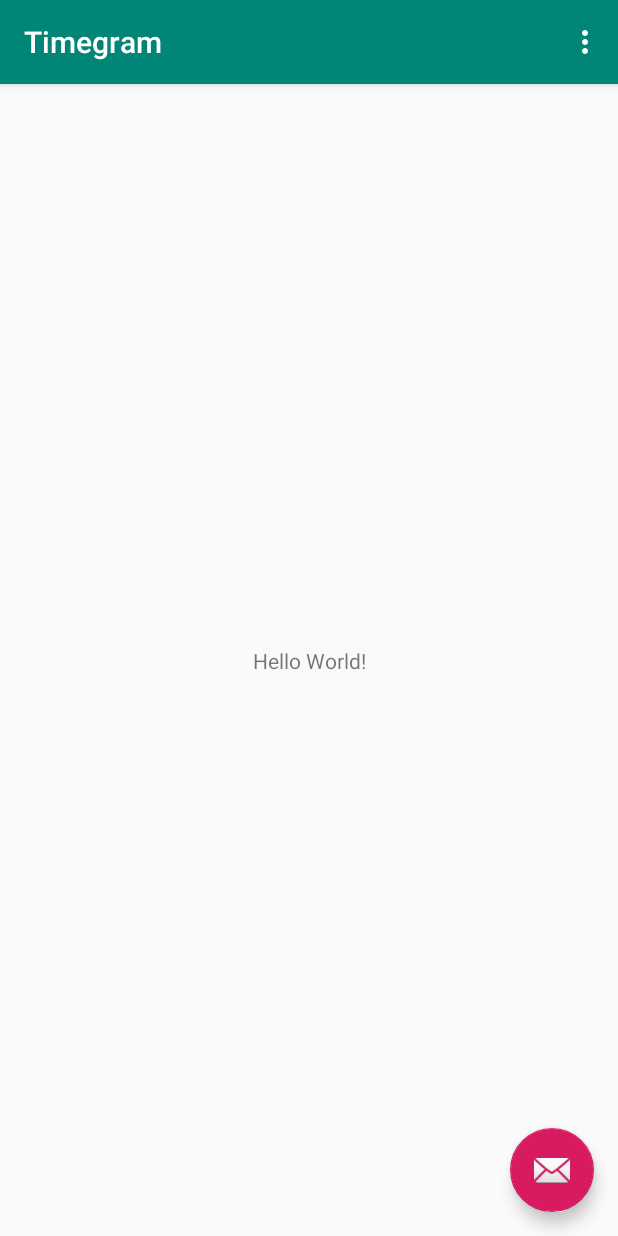
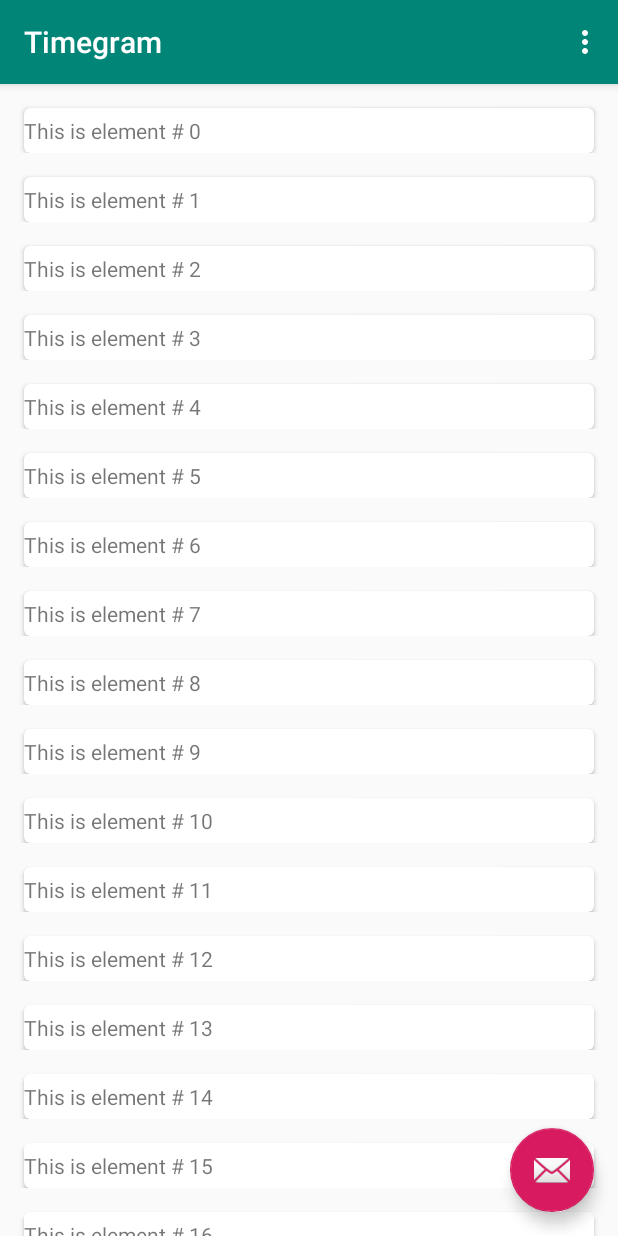
Before and after one commit to Juan7655/timegram, an Android app: the screen it shows after launch (MainActivity), on a phone screen of 412 x 824 dp. Run offline under Robolectric (Android 15) with nearby library versions, the phone set to English and light mode, and no system bars.

Commit message:
implemented cardView in main screen

```diff
--- a/app/build.gradle
+++ b/app/build.gradle
@@ -37,4 +37,5 @@ dependencies {
     //dependencies for Architecture components
     api 'android.arch.persistence.room:runtime:1.1.1-rc1'
     annotationProcessor "android.arch.persistence.room:compiler:1.1.1-rc1"
+    implementation 'com.android.support:cardview-v7:27.1.1'
 }
--- /dev/null
+++ b/app/src/main/java/com/example/juandavid/timegram/activities/CustomAdapter.kt
@@ -0,0 +1,57 @@
+import android.support.v7.widget.RecyclerView
+import android.util.Log
+import android.view.LayoutInflater
+import android.view.View
+import android.view.ViewGroup
+import android.widget.TextView
+
+import com.example.juandavid.timegram.R
+
+/**
+ * Provide views to RecyclerView with data from dataSet.
+ *
+ * Initialize the dataset of the Adapter.
+ *
+ * @param dataSet String[] containing the data to populate views to be used by RecyclerView.
+ */
+class CustomAdapter(private val dataSet: Array<String>) :
+        RecyclerView.Adapter<CustomAdapter.ViewHolder>() {
+
+    /**
+     * Provide a reference to the type of views that you are using (custom ViewHolder)
+     */
+    class ViewHolder(v: View) : RecyclerView.ViewHolder(v) {
+        val textView: TextView
+
+        init {
+            // Define click listener for the ViewHolder's View.
+            v.setOnClickListener { Log.d(TAG, "Element $adapterPosition clicked.") }
+            textView = v.findViewById(R.id.mtv)
+        }
+    }
+
+    // Create new views (invoked by the layout manager)
+    override fun onCreateViewHolder(viewGroup: ViewGroup, viewType: Int): ViewHolder {
+        // Create a new view.
+        val v = LayoutInflater.from(viewGroup.context)
+                .inflate(R.layout.text_row_item, viewGroup, false)
+
+        return ViewHolder(v)
+    }
+
+    // Replace the contents of a view (invoked by the layout manager)
+    override fun onBindViewHolder(viewHolder: ViewHolder, position: Int) {
+        Log.d(TAG, "Element $position set.")
+
+        // Get element from your dataset at this position and replace the contents of the view
+        // with that element
+        viewHolder.textView.text = dataSet[position]
+    }
+
+    // Return the size of your dataset (invoked by the layout manager)
+    override fun getItemCount() = dataSet.size
+
+    companion object {
+        private val TAG = "CustomAdapter"
+    }
+}
--- a/app/src/main/java/com/example/juandavid/timegram/activities/MainActivity.kt
+++ b/app/src/main/java/com/example/juandavid/timegram/activities/MainActivity.kt
@@ -2,14 +2,13 @@ package com.example.juandavid.timegram.activities
 
 import android.content.Intent
 import android.os.Bundle
-import android.support.design.widget.Snackbar
 import android.support.v7.app.AppCompatActivity
 import android.view.Menu
 import android.view.MenuItem
 import com.example.juandavid.timegram.R
-import com.shashank.sony.fancytoastlib.FancyToast
+import kotlinx.android.synthetic.main.activity_main.*
 
-import kotlinx.android.synthetic.main.activity_main.*
+import RecyclerViewFragment
 
 class MainActivity : AppCompatActivity() {
 
@@ -17,6 +16,11 @@ class MainActivity : AppCompatActivity() {
         super.onCreate(savedInstanceState)
         setContentView(R.layout.activity_main)
         setSupportActionBar(toolbar)
+
+        val transaction = supportFragmentManager.beginTransaction()
+        val fragment = RecyclerViewFragment()
+        transaction.replace(R.id.sample_content_fragment, fragment)
+        transaction.commit()
 
         fab.setOnClickListener { _ ->
             startActivity(Intent(this, EventActivity::class.java))
--- /dev/null
+++ b/app/src/main/java/com/example/juandavid/timegram/activities/RecyclerViewFragment.kt
@@ -0,0 +1,115 @@
+import android.os.Bundle
+import android.support.v4.app.Fragment
+import android.support.v7.widget.GridLayoutManager
+import android.support.v7.widget.LinearLayoutManager
+import android.support.v7.widget.RecyclerView
+import android.view.LayoutInflater
+import android.view.View
+import android.view.ViewGroup
+import com.example.juandavid.timegram.R
+
+/**
+ * Demonstrates the use of [RecyclerView] with a [LinearLayoutManager] and a
+ * [GridLayoutManager].
+ */
+class RecyclerViewFragment : Fragment() {
+
+    private lateinit var currentLayoutManagerType: LayoutManagerType
+    private lateinit var recyclerView: RecyclerView
+    private lateinit var layoutManager: RecyclerView.LayoutManager
+    private lateinit var dataset: Array<String>
+
+    enum class LayoutManagerType { GRID_LAYOUT_MANAGER, LINEAR_LAYOUT_MANAGER }
+
+    override fun onCreate(savedInstanceState: Bundle?) {
+        super.onCreate(savedInstanceState)
+
+        // Initialize dataset, this data would usually come from a local content provider or
+        // remote server.
+        initDataset()
+    }
+
+    override fun onCreateView(inflater: LayoutInflater,
+                              container: ViewGroup?,
+                              savedInstanceState: Bundle?): View? {
+        val rootView = inflater.inflate(R.layout.recycler_view_frag,
+                container, false).apply { tag = TAG}
+
+        recyclerView = rootView.findViewById(R.id.recyclerView)
+
+        // LinearLayoutManager is used here, this will layout the elements in a similar fashion
+        // to the way ListView would layout elements. The RecyclerView.LayoutManager defines how
+        // elements are laid out.
+        layoutManager = LinearLayoutManager(activity)
+
+        currentLayoutManagerType = LayoutManagerType.LINEAR_LAYOUT_MANAGER
+
+        if (savedInstanceState != null) {
+            // Restore saved layout manager type.
+            currentLayoutManagerType = savedInstanceState
+                    .getSerializable(KEY_LAYOUT_MANAGER) as LayoutManagerType
+        }
+        setRecyclerViewLayoutManager(currentLayoutManagerType)
+
+        // Set CustomAdapter as the adapter for RecyclerView.
+        recyclerView.adapter = CustomAdapter(dataset)
+
+        setRecyclerViewLayoutManager(LayoutManagerType.LINEAR_LAYOUT_MANAGER)
+
+        return rootView
+    }
+
+    /**
+     * Set RecyclerView's LayoutManager to the one given.
+     *
+     * @param layoutManagerType Type of layout manager to switch to.
+     */
+    private fun setRecyclerViewLayoutManager(layoutManagerType: LayoutManagerType) {
+        var scrollPosition = 0
+
+        // If a layout manager has already been set, get current scroll position.
+        if (recyclerView.layoutManager != null) {
+            scrollPosition = (recyclerView.layoutManager as LinearLayoutManager)
+                    .findFirstCompletelyVisibleItemPosition()
+        }
+
+        when (layoutManagerType) {
+            RecyclerViewFragment.LayoutManagerType.GRID_LAYOUT_MANAGER -> {
+                layoutManager = GridLayoutManager(activity, SPAN_COUNT)
+                currentLayoutManagerType = LayoutManagerType.GRID_LAYOUT_MANAGER
+            }
+            RecyclerViewFragment.LayoutManagerType.LINEAR_LAYOUT_MANAGER -> {
+                layoutManager = LinearLayoutManager(activity)
+                currentLayoutManagerType = LayoutManagerType.LINEAR_LAYOUT_MANAGER
+            }
+        }
+
+        with(recyclerView) {
+            layoutManager = this@RecyclerViewFragment.layoutManager
+            scrollToPosition(scrollPosition)
+        }
+
+    }
+
+    override fun onSaveInstanceState(savedInstanceState: Bundle) {
+
+        // Save currently selected layout manager.
+        savedInstanceState.putSerializable(KEY_LAYOUT_MANAGER, currentLayoutManagerType)
+        super.onSaveInstanceState(savedInstanceState)
+    }
+
+    /**
+     * Generates Strings for RecyclerView's adapter. This data would usually come
+     * from a local content provider or remote server.
+     */
+    private fun initDataset() {
+        dataset = Array(DATASET_COUNT, {i -> "This is element # $i"})
+    }
+
+    companion object {
+        private val TAG = "RecyclerViewFragment"
+        private val KEY_LAYOUT_MANAGER = "layoutManager"
+        private val SPAN_COUNT = 2
+        private val DATASET_COUNT = 60
+    }
+}
--- a/app/src/main/res/layout/content_main.xml
+++ b/app/src/main/res/layout/content_main.xml
@@ -1,5 +1,5 @@
 <?xml version="1.0" encoding="utf-8"?>
-<android.support.constraint.ConstraintLayout xmlns:android="http://schemas.android.com/apk/res/android"
+<LinearLayout xmlns:android="http://schemas.android.com/apk/res/android"
     xmlns:app="http://schemas.android.com/apk/res-auto"
     xmlns:tools="http://schemas.android.com/tools"
     android:layout_width="match_parent"
@@ -8,13 +8,9 @@
     tools:context=".activities.MainActivity"
     tools:showIn="@layout/activity_main">
 
-    <TextView
-        android:layout_width="wrap_content"
-        android:layout_height="wrap_content"
-        android:text="Hello World!"
-        app:layout_constraintBottom_toBottomOf="parent"
-        app:layout_constraintLeft_toLeftOf="parent"
-        app:layout_constraintRight_toRightOf="parent"
-        app:layout_constraintTop_toTopOf="parent" />
-
-</android.support.constraint.ConstraintLayout>
+    <FrameLayout
+        android:id="@+id/sample_content_fragment"
+        android:layout_weight="2"
+        android:layout_width="0dp"
+        android:layout_height="match_parent" />
+</LinearLayout>
--- /dev/null
+++ b/app/src/main/res/layout/recycler_view_frag.xml
@@ -0,0 +1,11 @@
+<?xml version="1.0" encoding="UTF-8"?>
+<LinearLayout xmlns:android="http://schemas.android.com/apk/res/android"
+    android:layout_width="match_parent"
+    android:layout_height="match_parent"
+    android:orientation="vertical">
+
+    <android.support.v7.widget.RecyclerView
+        android:id="@+id/recyclerView"
+        android:layout_width="match_parent"
+        android:layout_height="match_parent"/>
+</LinearLayout>
--- /dev/null
+++ b/app/src/main/res/layout/text_row_item.xml
@@ -0,0 +1,30 @@
+<?xml version="1.0" encoding="utf-8"?>
+<FrameLayout xmlns:android="http://schemas.android.com/apk/res/android"
+    android:layout_width="match_parent"
+    android:layout_height="wrap_content"
+    xmlns:tools="http://schemas.android.com/tools"
+    xmlns:app="http://schemas.android.com/apk/res-auto"
+    android:layout_marginLeft="@dimen/mtrl_card_spacing"
+    android:layout_marginRight="@dimen/mtrl_card_spacing"
+    android:gravity="center_vertical">
+
+    <android.support.v7.widget.CardView
+        android:layout_width="match_parent"
+        android:layout_height="wrap_content"
+        tools:layout_editor_absoluteX="8dp"
+        tools:layout_editor_absoluteY="115dp"
+        android:layout_marginTop="16dp"
+        android:layout_marginLeft="@dimen/mtrl_card_spacing"
+        android:layout_marginRight="@dimen/mtrl_card_spacing"
+        app:cardCornerRadius="4dp"
+        android:minHeight="30dp"
+        android:layout_gravity="center_horizontal">
+
+        <TextView
+            android:layout_width="match_parent"
+            android:layout_height="wrap_content"
+            android:text="Hello World!"
+            android:id="@+id/mtv"
+            android:layout_gravity="center"/>
+    </android.support.v7.widget.CardView>
+</FrameLayout>
--- a/app/src/main/res/values/dimens.xml
+++ b/app/src/main/res/values/dimens.xml
@@ -1,3 +1,4 @@
 <resources>
     <dimen name="fab_margin">16dp</dimen>
+    <dimen name="mtrl_card_spacing">8dp</dimen>
 </resources>
```
